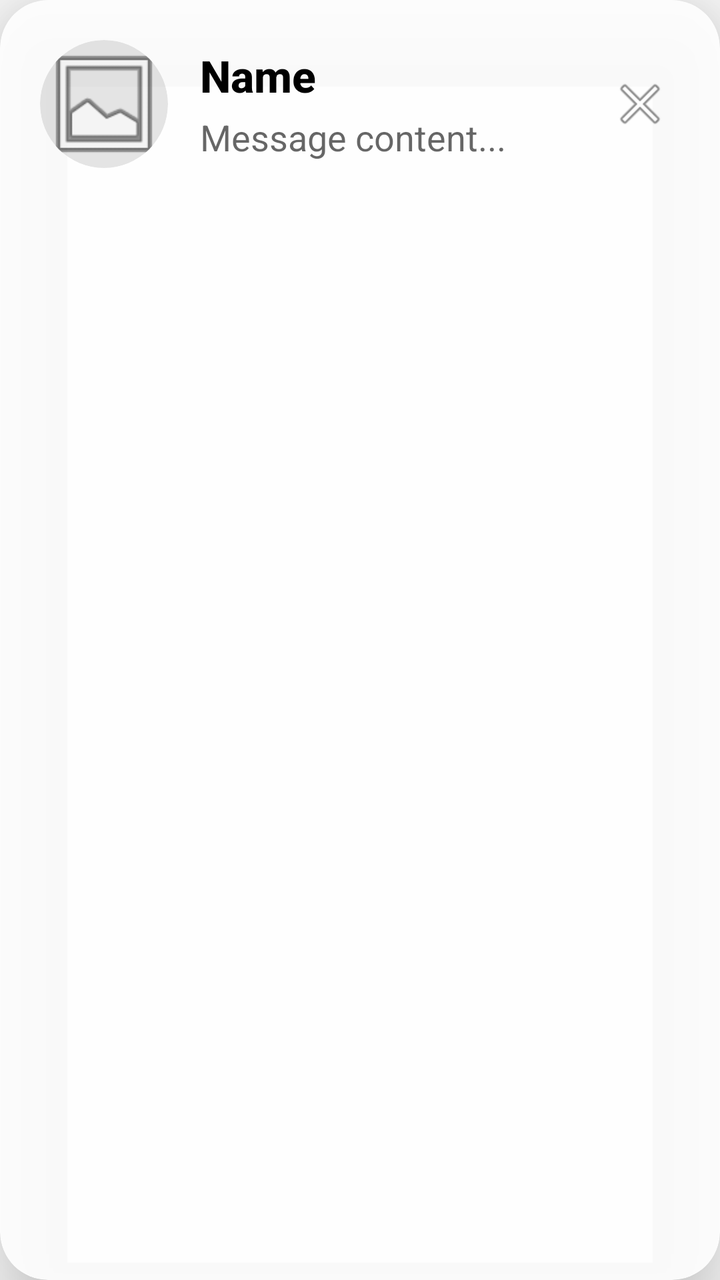
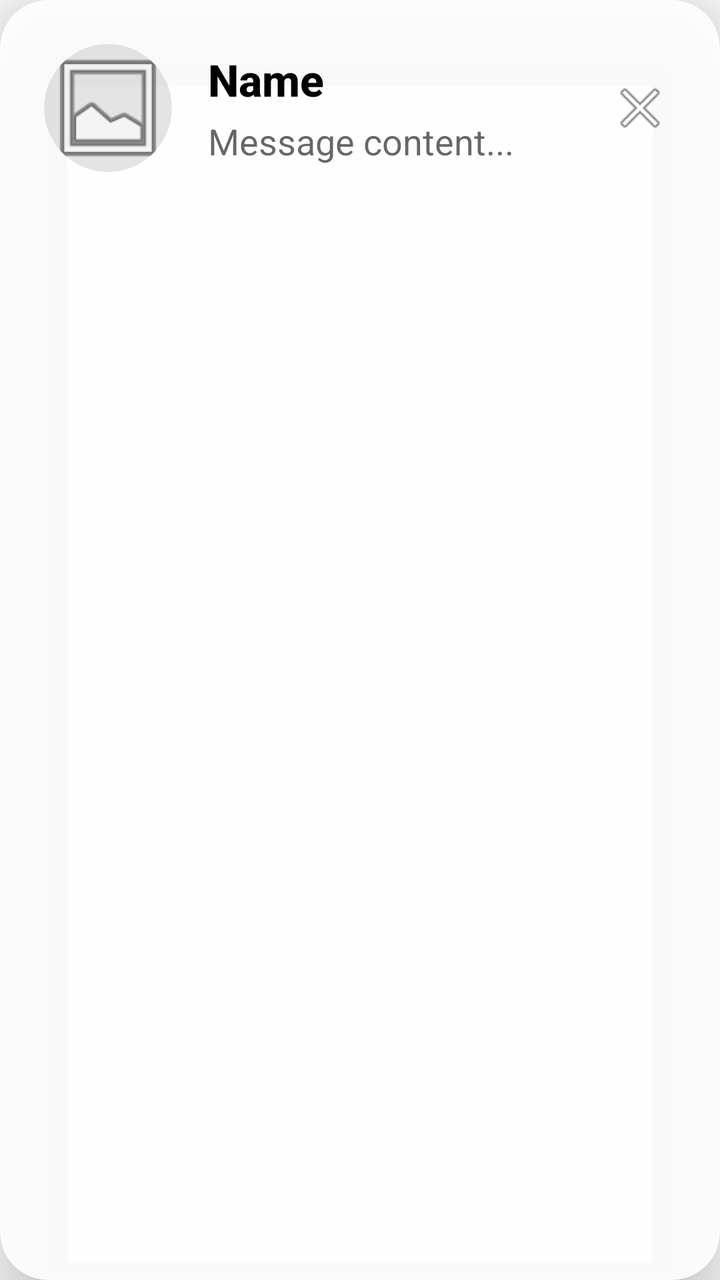

The first picture is an Android layout as it rendered before a commit; the second is the same layout after the commit. The layout source and the unified diff follow.
<!-- AndroidManifest.xml: application theme Theme.AppCompat.Light.DarkActionBar -->
<!-- res/layout/floating_notification.xml -->
<?xml version="1.0" encoding="utf-8"?>
<androidx.cardview.widget.CardView xmlns:android="http://schemas.android.com/apk/res/android"
    xmlns:app="http://schemas.android.com/apk/res-auto"
    android:layout_width="420dp"
    android:layout_height="wrap_content"
    android:layout_gravity="center_horizontal"
    android:layout_margin="16dp"
    app:cardCornerRadius="24dp"
    app:cardElevation="24dp"
    app:cardBackgroundColor="@color/float_bg">

    <RelativeLayout
        android:layout_width="match_parent"
        android:layout_height="wrap_content"
        android:padding="20dp">

        <androidx.cardview.widget.CardView
            android:id="@+id/imageWrapper"
            android:layout_width="64dp"
            android:layout_height="64dp"
            android:layout_centerVertical="true"
            android:layout_alignParentStart="true"
            app:cardCornerRadius="32dp"
            app:cardBackgroundColor="@color/float_image_bg"
            app:cardElevation="0dp">

            <ImageView
                android:id="@+id/profileImage"
                android:layout_width="match_parent"
                android:layout_height="match_parent"
                android:scaleType="centerCrop"
                android:src="@android:drawable/ic_menu_gallery" />
        </androidx.cardview.widget.CardView>

        <LinearLayout
            android:layout_width="wrap_content"
            android:layout_height="wrap_content"
            android:layout_toEndOf="@id/imageWrapper"
            android:layout_toStartOf="@id/closeButton"
            android:layout_centerVertical="true"
            android:layout_marginStart="16dp"
            android:layout_marginEnd="16dp"
            android:orientation="vertical">

            <TextView
                android:id="@+id/nameText"
                android:layout_width="match_parent"
                android:layout_height="wrap_content"
                android:text="Name"
                android:textColor="@color/float_text_primary"
                android:textSize="22sp"
                android:textStyle="bold"
                android:fontFamily="sans-serif-medium" />

            <TextView
                android:id="@+id/messageText"
                android:layout_width="match_parent"
                android:layout_height="wrap_content"
                android:layout_marginTop="4dp"
                android:text="Message content..."
                android:textColor="@color/float_text_secondary"
                android:textSize="18sp"
                android:maxLines="2"
                android:ellipsize="end"
                android:fontFamily="sans-serif" />
                
            <LinearLayout
                android:id="@+id/actionsContainer"
                android:layout_width="match_parent"
                android:layout_height="wrap_content"
                android:layout_marginTop="8dp"
                android:orientation="horizontal"
                android:gravity="start"
                android:visibility="gone" />
        </LinearLayout>

        <ImageButton
            android:id="@+id/closeButton"
            android:layout_width="40dp"
            android:layout_height="40dp"
            android:layout_alignParentEnd="true"
            android:layout_centerVertical="true"
            android:background="?attr/selectableItemBackgroundBorderless"
            android:src="@android:drawable/ic_menu_close_clear_cancel"
            app:tint="@color/float_icon_tint" />

    </RelativeLayout>
</androidx.cardview.widget.CardView>
<!-- resources referenced by this layout -->
<resources>
  <color name="float_bg">#E6FFFFFF</color>
  <color name="float_icon_tint">#99000000</color>
  <color name="float_image_bg">#1A000000</color>
  <color name="float_text_primary">#FF000000</color>
  <color name="float_text_secondary">#99000000</color>
</resources>

<!-- the commit's change to res/layout/floating_notification.xml (unified diff, before → after) -->
@@ -14,28 +14,46 @@
         android:layout_height="wrap_content"
         android:padding="20dp">
 
-        <androidx.cardview.widget.CardView
-            android:id="@+id/imageWrapper"
-            android:layout_width="64dp"
-            android:layout_height="64dp"
+        <RelativeLayout
+            android:id="@+id/imageContainer"
+            android:layout_width="68dp"
+            android:layout_height="68dp"
             android:layout_centerVertical="true"
-            android:layout_alignParentStart="true"
-            app:cardCornerRadius="32dp"
-            app:cardBackgroundColor="@color/float_image_bg"
-            app:cardElevation="0dp">
+            android:layout_alignParentStart="true">
+
+            <androidx.cardview.widget.CardView
+                android:id="@+id/imageWrapper"
+                android:layout_width="64dp"
+                android:layout_height="64dp"
+                android:layout_centerInParent="true"
+                app:cardCornerRadius="32dp"
+                app:cardBackgroundColor="@color/float_image_bg"
+                app:cardElevation="0dp">
+
+                <ImageView
+                    android:id="@+id/profileImage"
+                    android:layout_width="match_parent"
+                    android:layout_height="match_parent"
+                    android:scaleType="centerCrop"
+                    android:src="@android:drawable/ic_menu_gallery" />
+            </androidx.cardview.widget.CardView>
 
             <ImageView
-                android:id="@+id/profileImage"
-                android:layout_width="match_parent"
-                android:layout_height="match_parent"
-                android:scaleType="centerCrop"
-                android:src="@android:drawable/ic_menu_gallery" />
-        </androidx.cardview.widget.CardView>
+                android:id="@+id/appIconBadge"
+                android:layout_width="24dp"
+                android:layout_height="24dp"
+                android:layout_alignParentBottom="true"
+                android:layout_alignParentEnd="true"
+                android:layout_marginBottom="0dp"
+                android:layout_marginEnd="0dp"
+                android:elevation="4dp"
+                android:visibility="gone" />
+        </RelativeLayout>
 
         <LinearLayout
             android:layout_width="wrap_content"
             android:layout_height="wrap_content"
-            android:layout_toEndOf="@id/imageWrapper"
+            android:layout_toEndOf="@id/imageContainer"
             android:layout_toStartOf="@id/closeButton"
             android:layout_centerVertical="true"
             android:layout_marginStart="16dp"
